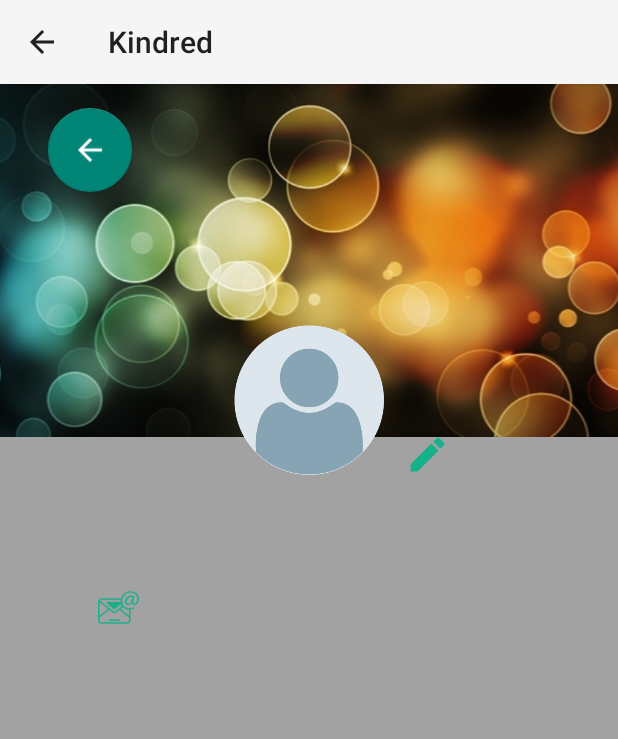
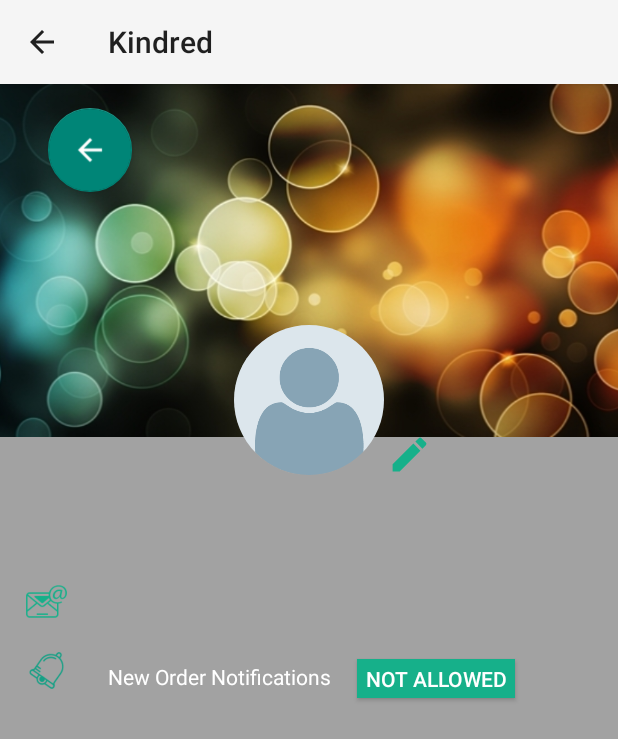
Before and after one commit to AdnanIqbalKhan/Kindred, an Android app: the SettingsActivity screen opened directly, with no data from a screen before it, on a phone screen of 412 x 824 dp. Shown: the top 739 px of the screen. Run offline under Robolectric (Android 15) with nearby library versions, the phone set to English and light mode, and no system bars; our stand-ins replace CircleImageView, Firebase (no records; nobody signed in at launch, a user with empty details on screens opened directly); 6 statements that could not run were skipped.

Commit message:
add Order Notification

```diff
--- a/app/src/main/java/com/kindred/kindred/SetAvatarActivity.java
+++ b/app/src/main/java/com/kindred/kindred/SetAvatarActivity.java
@@ -99,6 +99,7 @@ public class SetAvatarActivity extends AppCompatActivity implements AdapterView.
                 mDatabase = FirebaseDatabase.getInstance().getReference().child("users").child(uid);
                 //if user came from StartActivity
                 if (cameFrom.equals("StartActivity")) {
+                    mDatabase.child("notifyOrder").getRef().setValue(false);
                     mDatabase.child("image_id").getRef().setValue(imageId);
                     mDatabase.child("email").getRef().setValue(email);
                     mDatabase.child("name").getRef().setValue(name);
--- a/app/src/main/java/com/kindred/kindred/SettingsActivity.java
+++ b/app/src/main/java/com/kindred/kindred/SettingsActivity.java
@@ -1,14 +1,18 @@
 package com.kindred.kindred;
 
+import android.content.DialogInterface;
 import android.content.Intent;
 import android.os.Bundle;
 import android.support.design.widget.FloatingActionButton;
+import android.support.v7.app.AlertDialog;
 import android.support.v7.app.AppCompatActivity;
 import android.view.View;
 import android.widget.Button;
 import android.widget.ImageView;
 import android.widget.TextView;
+import android.widget.Toast;
 
+import com.google.android.gms.tasks.OnSuccessListener;
 import com.google.firebase.auth.FirebaseAuth;
 import com.google.firebase.auth.FirebaseUser;
 import com.google.firebase.database.DataSnapshot;
@@ -19,6 +23,8 @@ import com.google.firebase.database.ValueEventListener;
 import com.google.firebase.storage.FirebaseStorage;
 import com.google.firebase.storage.StorageReference;
 
+import de.hdodenhof.circleimageview.CircleImageView;
+
 public class SettingsActivity extends AppCompatActivity {
 
     //Firebase Variables
@@ -26,19 +32,17 @@ public class SettingsActivity extends AppCompatActivity {
     private FirebaseUser mCurrentUser;
     //Storage Firebase
     private StorageReference mImageStorage;
-
+    private String mCurrent_uid;
 
     //Android layout
     private TextView mDisplayName;
     private TextView mEmail;
-    private ImageView userImageView;
+    private CircleImageView userImageView;
     String imageId;
 
     private Button mChangeImage;
     private FloatingActionButton mBackButton;
-
-
-
+    private Button mNotifyBtn;
 
     @Override
     protected void onCreate(Bundle savedInstanceState) {
@@ -51,17 +55,24 @@ public class SettingsActivity extends AppCompatActivity {
         //User Fields
         mDisplayName = (TextView) findViewById(R.id.settings_displayName_textView);
         mEmail = (TextView) findViewById(R.id.settings_email_textview);
-        userImageView = (ImageView) findViewById(R.id.profile_avatar_imageView);
+        userImageView = (CircleImageView) findViewById(R.id.profile_avatar_imageView);
+        mNotifyBtn = findViewById(R.id.setting_notify_btn);
 
         mCurrentUser = FirebaseAuth.getInstance().getCurrentUser();
-        String current_uid = mCurrentUser.getUid();
-        mUserDatabase = FirebaseDatabase.getInstance().getReference().child("users").child(current_uid);
+        mCurrent_uid = mCurrentUser.getUid();
+        mUserDatabase = FirebaseDatabase.getInstance().getReference().child("users").child(mCurrent_uid);
         mUserDatabase.addValueEventListener(new ValueEventListener() {
             @Override
             public void onDataChange(DataSnapshot dataSnapshot) {
                 String name = dataSnapshot.child("name").getValue().toString();
                 String email = dataSnapshot.child("email").getValue().toString();
                 imageId = dataSnapshot.child("image_id").getValue().toString();
+                Boolean notifyOrder = dataSnapshot.child("notifyOrder").getValue().toString().equals("true");
+                if (notifyOrder) {
+                    mNotifyBtn.setText("Allowed");
+                } else {
+                    mNotifyBtn.setText("Not Allowed");
+                }
                 mDisplayName.setText(name);
                 mEmail.setText(email);
                 userImageView.setImageResource(Integer.parseInt(imageId));
@@ -76,24 +87,44 @@ public class SettingsActivity extends AppCompatActivity {
         //change image
         mChangeImage = (Button) findViewById(R.id.settings_changeAvatar_btn);
 
-        mChangeImage.setOnClickListener(new View.OnClickListener(){
+        mChangeImage.setOnClickListener(new View.OnClickListener() {
             @Override
-            public void onClick(View v){
+            public void onClick(View v) {
 
-                Intent startIntent = new Intent(SettingsActivity.this, SetAvatarActivity.class).putExtra("cameFrom","SettingsActivity");
+                Intent startIntent = new Intent(SettingsActivity.this, SetAvatarActivity.class).putExtra("cameFrom", "SettingsActivity");
 
                 startActivity(startIntent);
             }
         });
 
         mBackButton = (FloatingActionButton) findViewById(R.id.settings_back_floatingBtn);
-        mBackButton.setOnClickListener(new View.OnClickListener(){
+        mBackButton.setOnClickListener(new View.OnClickListener() {
             @Override
-            public void onClick(View v){
+            public void onClick(View v) {
                 Intent startIntent = new Intent(SettingsActivity.this, MainActivity.class);
                 startActivity(startIntent);
             }
         });
 
+        mNotifyBtn.setOnClickListener(new View.OnClickListener() {
+            @Override
+            public void onClick(View v) {
+                new AlertDialog.Builder(SettingsActivity.this)
+                        .setTitle("New Order Notification")
+                        .setMessage("Do you allow notification when a new order is placed?")
+                        .setIcon(R.drawable.notify_)
+                        .setPositiveButton("Allow", new DialogInterface.OnClickListener() {
+                            public void onClick(DialogInterface dialog, int whichButton) {
+                                mUserDatabase.child("notifyOrder").setValue("true");
+                            }
+                        })
+                        .setNegativeButton("Not Allow", new DialogInterface.OnClickListener() {
+                            public void onClick(DialogInterface dialog, int whichButton) {
+                                mUserDatabase.child("notifyOrder").setValue("false");
+                            }
+                        })
+                        .show();
+            }
+        });
     }
 }
--- a/app/src/main/res/layout/activity_settings.xml
+++ b/app/src/main/res/layout/activity_settings.xml
@@ -21,7 +21,7 @@
         app:layout_constraintTop_toTopOf="parent"
         app:srcCompat="@drawable/profile_cover" />
 
-    <ImageView
+    <de.hdodenhof.circleimageview.CircleImageView
         android:id="@+id/profile_avatar_imageView"
         android:layout_width="100dp"
         android:layout_height="101dp"
@@ -29,32 +29,30 @@
         android:layout_marginStart="8dp"
         android:layout_marginTop="160dp"
         android:contentDescription="@string/profile_user_avatar"
+        android:src="@drawable/default_avatar"
         app:layout_constraintEnd_toEndOf="parent"
         app:layout_constraintStart_toStartOf="parent"
-        app:layout_constraintTop_toTopOf="parent"
-        app:srcCompat="@drawable/default_avatar" />
+        app:layout_constraintTop_toTopOf="parent" />
 
     <TextView
         android:id="@+id/settings_email_textview"
         android:layout_width="wrap_content"
         android:layout_height="21dp"
         android:layout_marginEnd="8dp"
-        android:layout_marginTop="8dp"
+        android:layout_marginTop="36dp"
         android:text="@string/useremail_gmail_com"
-        android:textColor="@color/colorText"
+        android:textColor="@color/colorText2"
         android:textSize="14sp"
-        app:layout_constraintBottom_toBottomOf="@+id/settings_email_btn"
         app:layout_constraintEnd_toEndOf="parent"
-        app:layout_constraintHorizontal_bias="0.083"
+        app:layout_constraintHorizontal_bias="0.135"
         app:layout_constraintStart_toEndOf="@+id/settings_email_btn"
-        app:layout_constraintTop_toTopOf="@+id/settings_email_btn"
-        app:layout_constraintVertical_bias="0.0" />
+        app:layout_constraintTop_toBottomOf="@+id/settings_displayName_textView" />
 
     <Button
         android:id="@+id/settings_changeAvatar_btn"
         android:layout_width="30dp"
         android:layout_height="30dp"
-        android:layout_marginEnd="112dp"
+        android:layout_marginEnd="124dp"
         android:layout_marginTop="72dp"
         android:background="@drawable/ic_edit_black_50dp"
         app:layout_constraintEnd_toEndOf="parent"
@@ -67,7 +65,7 @@
         android:layout_marginEnd="8dp"
         android:layout_marginTop="8dp"
         android:text="@string/user_display_name"
-        android:textColor="@color/colorText"
+        android:textColor="@color/colorText2"
         android:textSize="18sp"
         app:layout_constraintEnd_toEndOf="@+id/profile_avatar_imageView"
         app:layout_constraintHorizontal_bias="0.435"
@@ -90,10 +88,46 @@
         android:id="@+id/settings_email_btn"
         android:layout_width="30dp"
         android:layout_height="30dp"
-        android:layout_marginStart="64dp"
-        android:layout_marginTop="40dp"
-        android:background="@drawable/email_icon"
+        android:layout_marginStart="16dp"
+        android:layout_marginTop="36dp"
+        android:src="@drawable/email_icon"
         app:layout_constraintStart_toStartOf="parent"
         app:layout_constraintTop_toBottomOf="@+id/settings_displayName_textView" />
 
+    <ImageView
+        android:id="@+id/setting_notify_img"
+        android:layout_width="30dp"
+        android:layout_height="30dp"
+        android:layout_marginStart="16dp"
+        android:layout_marginTop="16dp"
+        android:src="@drawable/notify_"
+        app:layout_constraintStart_toStartOf="parent"
+        app:layout_constraintTop_toBottomOf="@+id/settings_email_btn" />
+
+    <TextView
+        android:id="@+id/textView2"
+        android:layout_width="wrap_content"
+        android:layout_height="wrap_content"
+        android:layout_marginStart="24dp"
+        android:layout_marginTop="32dp"
+        android:padding="2dp"
+        android:text="New Order Notifications "
+        android:textColor="@color/colorText2"
+        app:layout_constraintStart_toEndOf="@+id/setting_notify_img"
+        app:layout_constraintTop_toBottomOf="@+id/settings_email_textview" />
+
+    <Button
+        android:id="@+id/setting_notify_btn"
+        android:layout_width="wrap_content"
+        android:layout_height="26dp"
+        android:layout_marginStart="12dp"
+        android:layout_marginTop="32dp"
+        android:background="@color/colorAccent"
+        android:paddingEnd="5dp"
+        android:paddingStart="5dp"
+        android:text="Allowed"
+        android:textColor="@color/colorText2"
+        app:layout_constraintStart_toEndOf="@+id/textView2"
+        app:layout_constraintTop_toBottomOf="@+id/settings_email_textview" />
+
 </android.support.constraint.ConstraintLayout>
--- a/build.gradle
+++ b/build.gradle
@@ -7,7 +7,7 @@ buildscript {
         jcenter()
     }
     dependencies {
-        classpath 'com.android.tools.build:gradle:3.1.1'
+        classpath 'com.android.tools.build:gradle:3.1.2'
 
 
         // NOTE: Do not place your application dependencies here; they belong
```
Also changed, not shown: app/src/main/AndroidManifest.xml (+6 -3 lines), app/src/main/java/com/kindred/kindred/Util.java (+5 -6 lines), app/src/main/res/drawable/notify_.png (added), 1 other file.
